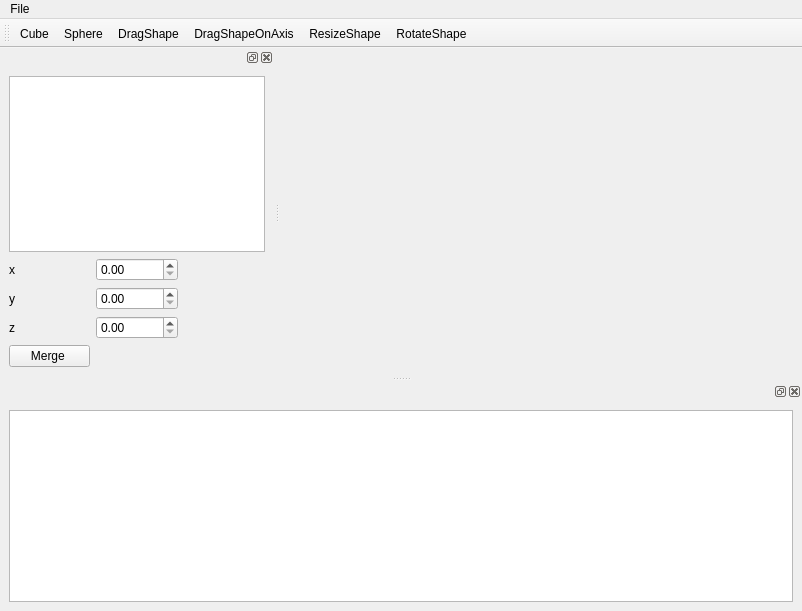
Qt form 080-ManipulatingShapes/src/MainWindow.ui (haknkayaa/Qt-OpenCASCADE-Projects) before a commit.
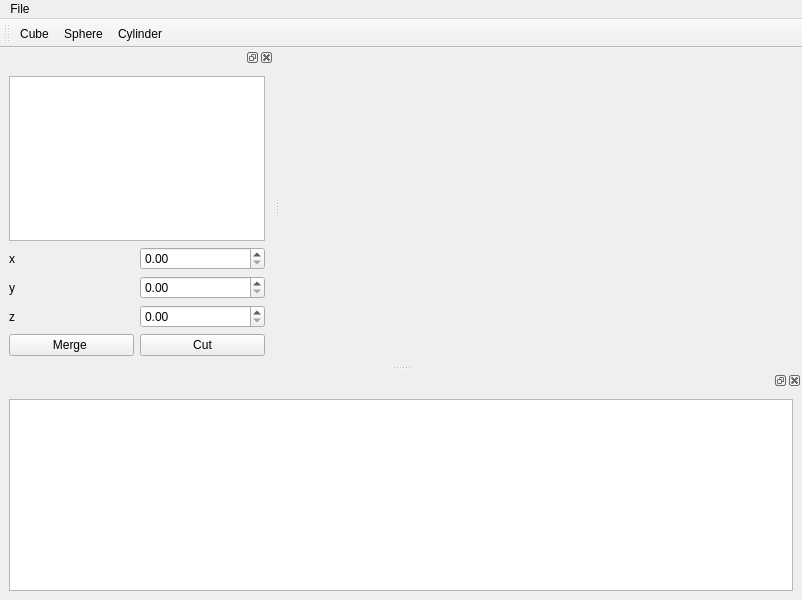
The same form after that commit. Custom widgets are drawn as their Qt base class.

```diff
--- a/080-ManipulatingShapes/src/MainWindow.ui
+++ b/080-ManipulatingShapes/src/MainWindow.ui
@@ -7,7 +7,7 @@
     <x>0</x>
     <y>0</y>
     <width>802</width>
-    <height>611</height>
+    <height>600</height>
    </rect>
   </property>
   <property name="windowTitle">
@@ -59,7 +59,24 @@
        </property>
       </widget>
      </item>
-     <item row="0" column="0" colspan="3">
+     <item row="2" column="1">
+      <widget class="QDoubleSpinBox" name="ySpinBox"/>
+     </item>
+     <item row="4" column="0">
+      <widget class="QPushButton" name="mergeButton">
+       <property name="text">
+        <string>Merge </string>
+       </property>
+      </widget>
+     </item>
+     <item row="4" column="1">
+      <widget class="QPushButton" name="cutButton">
+       <property name="text">
+        <string>Cut</string>
+       </property>
+      </widget>
+     </item>
+     <item row="0" column="0" colspan="2">
       <widget class="QTreeWidget" name="modelTreeWidget">
        <attribute name="headerVisible">
         <bool>false</bool>
@@ -71,16 +88,6 @@
        </column>
       </widget>
      </item>
-     <item row="2" column="1">
-      <widget class="QDoubleSpinBox" name="ySpinBox"/>
-     </item>
-     <item row="4" column="0">
-      <widget class="QPushButton" name="mergeButton">
-       <property name="text">
-        <string>Merge </string>
-       </property>
-      </widget>
-     </item>
     </layout>
    </widget>
   </widget>
@@ -126,10 +133,7 @@
    </attribute>
    <addaction name="actionCube"/>
    <addaction name="actionSphere"/>
-   <addaction name="actionDragShape"/>
-   <addaction name="actionDragShapeOnAxis"/>
-   <addaction name="actionResizeShape"/>
-   <addaction name="actionRotateShape"/>
+   <addaction name="actionCylinder"/>
   </widget>
   <action name="actionImport">
    <property name="text">
@@ -146,43 +150,16 @@
     <string>Sphere</string>
    </property>
   </action>
-  <action name="actionDragShape">
-   <property name="checkable">
-    <bool>true</bool>
-   </property>
-   <property name="text">
-    <string>DragShape</string>
-   </property>
-  </action>
-  <action name="actionResizeShape">
-   <property name="checkable">
-    <bool>true</bool>
-   </property>
-   <property name="text">
-    <string>ResizeShape</string>
-   </property>
-  </action>
-  <action name="actionRotateShape">
-   <property name="checkable">
-    <bool>true</bool>
-   </property>
-   <property name="text">
-    <string>RotateShape</string>
-   </property>
-  </action>
-  <action name="actionDragShapeOnAxis">
-   <property name="checkable">
-    <bool>true</bool>
-   </property>
-   <property name="text">
-    <string>DragShapeOnAxis</string>
-   </property>
-  </action>
   <action name="actionExportStep">
    <property name="text">
     <string>Export Step</string>
    </property>
   </action>
+  <action name="actionCylinder">
+   <property name="text">
+    <string>Cylinder</string>
+   </property>
+  </action>
  </widget>
  <customwidgets>
   <customwidget>
```
